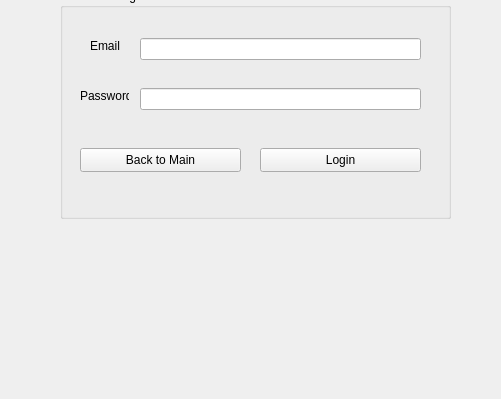
First picture: the form in mentcare/mainwindow.ui, repository omansour-se-nyu/Spring2023-Team-1, before the edit; both pictures show x 150 to 651 and y 201 to 600 of the 800 by 600 pixel window.
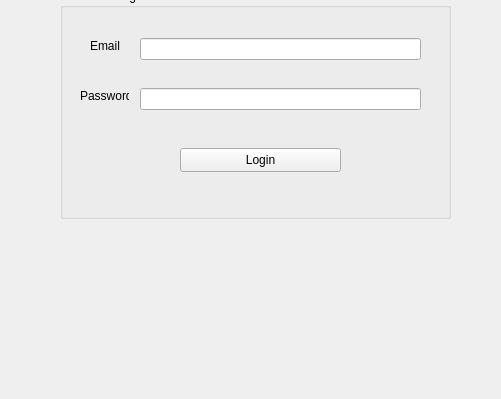
Second picture: the form after the edit.

Commit message: updated login page, enforced hardcoded credentials, and fixed signout button

Diff of the .ui file:
```diff
--- a/mentcare/mainwindow.ui
+++ b/mentcare/mainwindow.ui
@@ -333,23 +333,10 @@
         <enum>QLineEdit::Password</enum>
        </property>
       </widget>
-      <widget class="QPushButton" name="LoginPage_BackToMainButton">
-       <property name="geometry">
-        <rect>
-         <x>20</x>
-         <y>160</y>
-         <width>161</width>
-         <height>24</height>
-        </rect>
-       </property>
-       <property name="text">
-        <string>Back to Main</string>
-       </property>
-      </widget>
       <widget class="QPushButton" name="LoginPage_LoginButton">
        <property name="geometry">
         <rect>
-         <x>200</x>
+         <x>120</x>
          <y>160</y>
          <width>161</width>
          <height>24</height>
```
Left out of the diff: 46 changed lines with no effect on the pictures. The commit also changes 2 other files.
